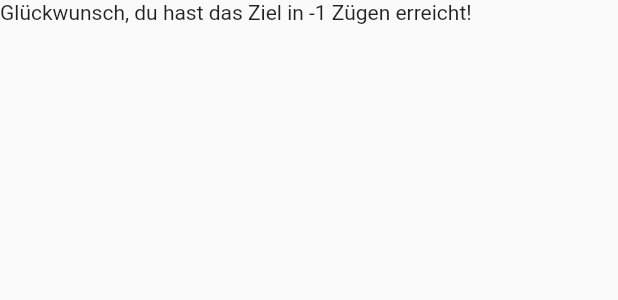
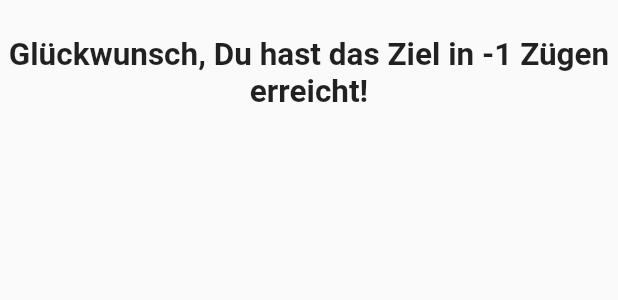
Before and after one commit to asserty308/wikigame, a Flutter app: the SuccessWidget widget shown alone on an empty page, opened directly with empty values, on a phone screen of 412 x 824 dp. Shown: the top 300 px of the screen. Run offline on Flutter 3.47's test engine with Material 2 defaults, Android fonts, the light colour scheme and no system bars; network calls fail.

Commit message:
ui enhancements

```diff
--- a/lib/style/text_styles.dart
+++ b/lib/style/text_styles.dart
@@ -0,0 +1,16 @@
+import 'package:flutter/material.dart';
+
+class HeaderText extends StatelessWidget {
+  final String text;
+
+  const HeaderText({Key key, this.text}) : super(key: key);
+
+  @override
+  Widget build(BuildContext context) {
+    return Text(
+      this.text,
+      style: TextStyle(fontSize: 21.0, fontWeight: FontWeight.bold),
+      textAlign: TextAlign.center,
+    );
+  }
+}
--- a/lib/widgets/start_new_game.dart
+++ b/lib/widgets/start_new_game.dart
@@ -1,6 +1,7 @@
 import 'package:flutter/material.dart';
 import 'package:wikigame/api/wiki_api.dart';
 import 'package:wikigame/api/wiki_article.dart';
+import 'package:wikigame/style/text_styles.dart';
 import 'package:wikigame/widgets/article_expansion_tile.dart';
 import 'package:wikigame/widgets/game_handler.dart';
 
@@ -37,7 +38,7 @@ class StartNewGameWidgetState extends State<StartNewGameWidget> {
           children: <Widget>[
             Padding(
               padding: const EdgeInsets.all(16.0),
-              child: Text("Willkommen! Dies sind Deine Wörter.", style: TextStyle(fontSize: 21.0, fontWeight: FontWeight.bold), textAlign: TextAlign.center,),
+              child: HeaderText(text: "Willkommen! Dies sind Deine Wörter."),
             ),
             ArticleExpansionTile(article: articles[0],),
             ArticleExpansionTile(article: articles[1],),
--- a/lib/widgets/success_widget.dart
+++ b/lib/widgets/success_widget.dart
@@ -1,5 +1,7 @@
 import 'package:flutter/material.dart';
 import 'package:wikigame/api/wiki_article.dart';
+import 'package:wikigame/style/text_styles.dart';
+import 'package:wikigame/widgets/article_expansion_tile.dart';
 
 class SuccessWidget extends StatelessWidget {
   final List<WikiArticle> clickedLinks;
@@ -8,18 +10,18 @@ class SuccessWidget extends StatelessWidget {
 
   @override
   Widget build(BuildContext context) {
-    var text = Text("Glückwunsch, du hast das Ziel in ${clickedLinks.length-1} Zügen erreicht!");
+    var text = HeaderText(text: "Glückwunsch, Du hast das Ziel in ${clickedLinks.length-1} Zügen erreicht!");
     var list = ListView.builder(
       itemCount: clickedLinks.length + 1,
       itemBuilder: (BuildContext context, int index) {
         if (index == 0) {
           return Padding(
-            padding: const EdgeInsets.only(bottom: 24.0),
+            padding: const EdgeInsets.only(top: 24.0, bottom: 24.0),
             child: text,
           );
         }
 
-        return Text(clickedLinks[index].title, style: TextStyle(fontSize: 19.0, fontWeight: FontWeight.bold));
+        return ArticleExpansionTile(article: clickedLinks[index-1],);
       }
     );
 
```
Also changed, not shown: lib/api/wiki_api.dart (+15 -41 lines), lib/widgets/main_game_widget.dart (+13 -5 lines).
